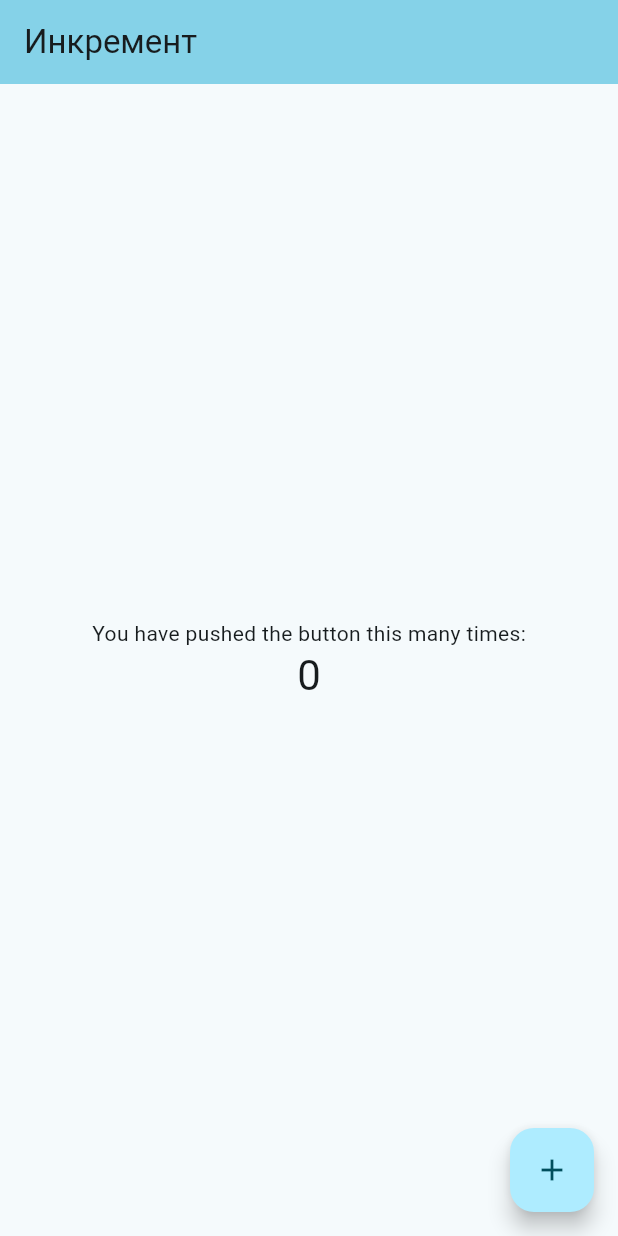
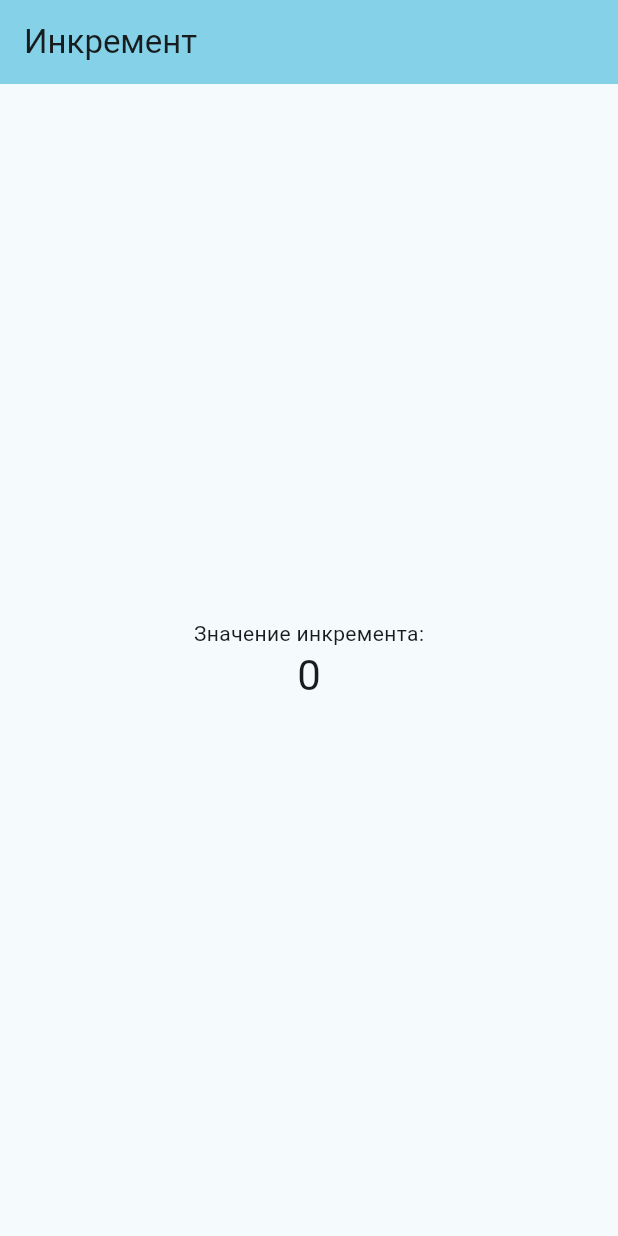
Before and after one commit to SVIKI17/PI2303_SVISCHEV, a Flutter app: the screen it shows after launch, on a phone screen of 412 x 824 dp. Run offline on Flutter 3.47's test engine with Material 3 defaults, Android fonts, the phone set to English and light mode, and no system bars.

Commit message:
Замена надписи и удаление FAB

```diff
--- a/lab3_app/lib/main.dart
+++ b/lab3_app/lib/main.dart
@@ -54,7 +54,7 @@ class _MyHomePageState extends State<MyHomePage> {
 
           mainAxisAlignment: .center,
           children: [
-            const Text('You have pushed the button this many times:'),
+            const Text('Значение инкремента:'),
             Text(
               '$_counter',
               style: Theme.of(context).textTheme.headlineMedium,
@@ -62,11 +62,6 @@ class _MyHomePageState extends State<MyHomePage> {
           ],
         ),
       ),
-      floatingActionButton: FloatingActionButton(
-        onPressed: _incrementCounter,
-        tooltip: 'Increment',
-        child: const Icon(Icons.add),
-      ),
     );
   }
 }
```
